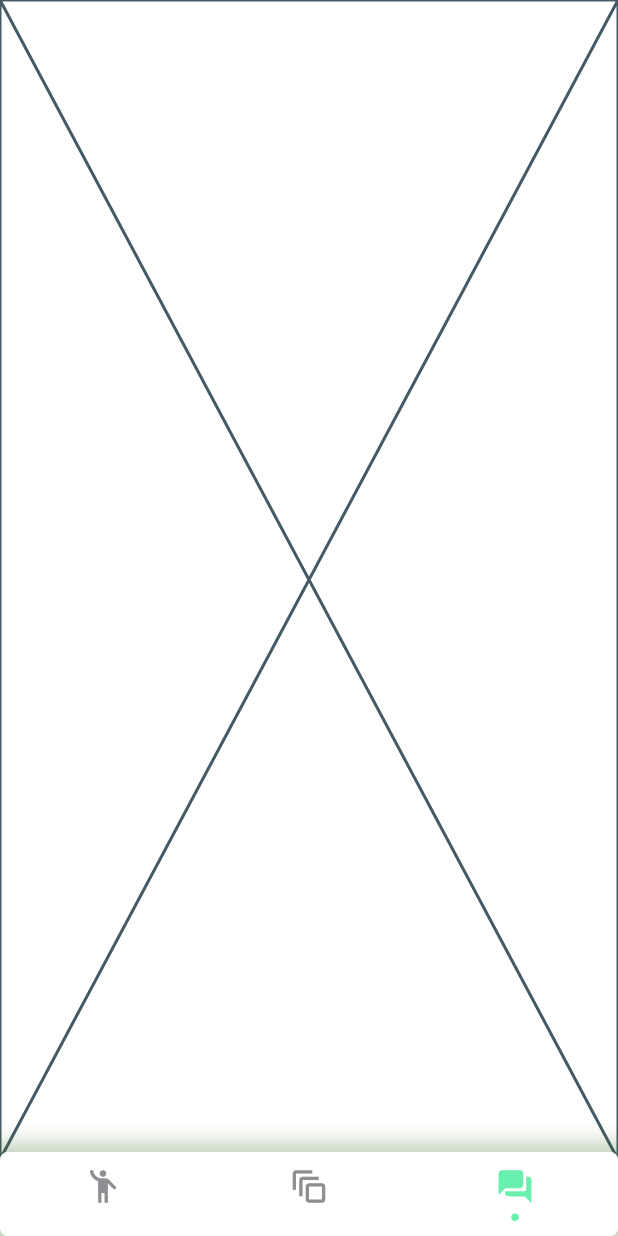
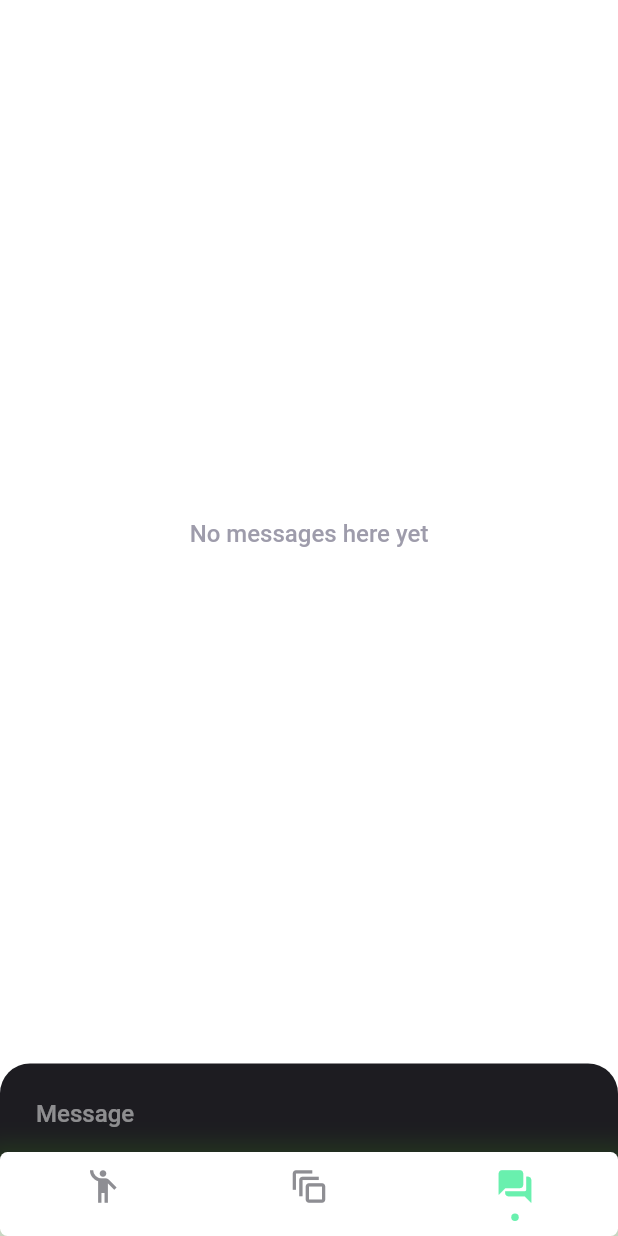
Before and after one commit to OddJobsPoland/OddJobs_ui, a Flutter app: the screen it shows once a user with an empty profile is signed in, item 3 of the bottom bar chosen, on a phone screen of 412 x 824 dp. Run offline on Flutter 3.47's test engine with Material 2 defaults, Android fonts, the light colour scheme and no system bars; drawn by our look-alikes of persistent_bottom_nav_bar; our stand-ins replace firebase_auth, firebase_core, flutter_chat_types, flutter_chat_ui, flutter_markdown, fluttertoast and 7 more; missing offline and left inert: flutterfire_ui, syncfusion_flutter_core; accounts and stored records are empty; network calls fail.

Commit message:
initial cht support

```diff
--- a/lib/main.dart
+++ b/lib/main.dart
@@ -1,4 +1,5 @@
 import 'dart:math';
+import 'package:jobs_ui/pages/chats.dart';
 import 'package:shared_preferences/shared_preferences.dart';
 import 'package:firebase_core/firebase_core.dart';
 import 'package:firebase_auth/firebase_auth.dart';
@@ -36,7 +37,7 @@ class MyApp extends StatelessWidget {
     _controller = PersistentTabController(initialIndex: 1);
 
     List<Widget> _buildScreens() {
-      return [user(), Home(), Placeholder()];
+      return [user(), Home(), Chats()];
     }
 
     List<PersistentBottomNavBarItem> _navBarsItems() {
--- /dev/null
+++ b/lib/pages/chats.dart
@@ -0,0 +1,53 @@
+import 'dart:convert';
+import 'dart:math';
+import 'package:flutter/material.dart';
+import 'package:flutter_chat_types/flutter_chat_types.dart' as types;
+import 'package:flutter_chat_ui/flutter_chat_ui.dart';
+
+class Chats extends StatefulWidget {
+  const Chats({Key? key}) : super(key: key);
+
+  @override
+  State<Chats> createState() => _ChatsState();
+}
+
+class _ChatsState extends State<Chats> {
+  String randomString() {
+    final random = Random.secure();
+    final values = List<int>.generate(16, (i) => random.nextInt(255));
+    return base64UrlEncode(values);
+  }
+
+  List<types.Message> _messages = [];
+  final _user = const types.User(id: '06c33e8b-e835-4736-80f4-63f44b66666c');
+
+  void _addMessage(types.Message message) {
+    setState(() {
+      _messages.insert(0, message);
+    });
+  }
+
+  void _handleSendPressed(types.PartialText message) {
+    final textMessage = types.TextMessage(
+      author: _user,
+      createdAt: DateTime.now().millisecondsSinceEpoch,
+      id: randomString(),
+      text: message.text,
+    );
+
+    _addMessage(textMessage);
+  }
+
+  Widget build(BuildContext context) {
+    return Scaffold(
+      body: SafeArea(
+        bottom: false,
+        child: Chat(
+          messages: _messages,
+          onSendPressed: _handleSendPressed,
+          user: _user,
+        ),
+      ),
+    );
+  }
+}
--- a/pubspec.yaml
+++ b/pubspec.yaml
@@ -41,6 +41,8 @@ dependencies:
   introduction_screen: ^3.0.0
   font_awesome_flutter: ^9.2.0
   shared_preferences: ^2.0.13
+  flutter_chat_types: ^3.3.1
+  flutter_chat_ui: ^1.5.5
 
 dev_dependencies:
   flutter_test:
```
Also changed, not shown: lib/pages/signup.dart (deleted, +0 -16 lines), pubspec.lock.
